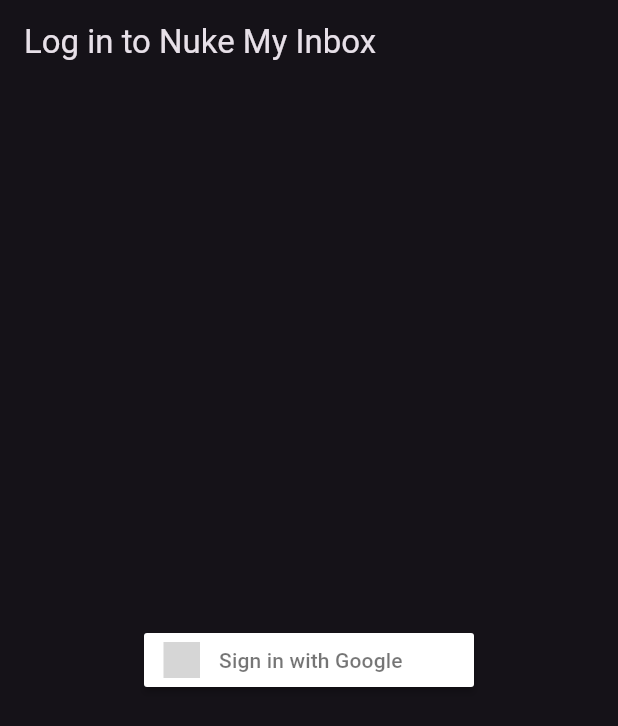
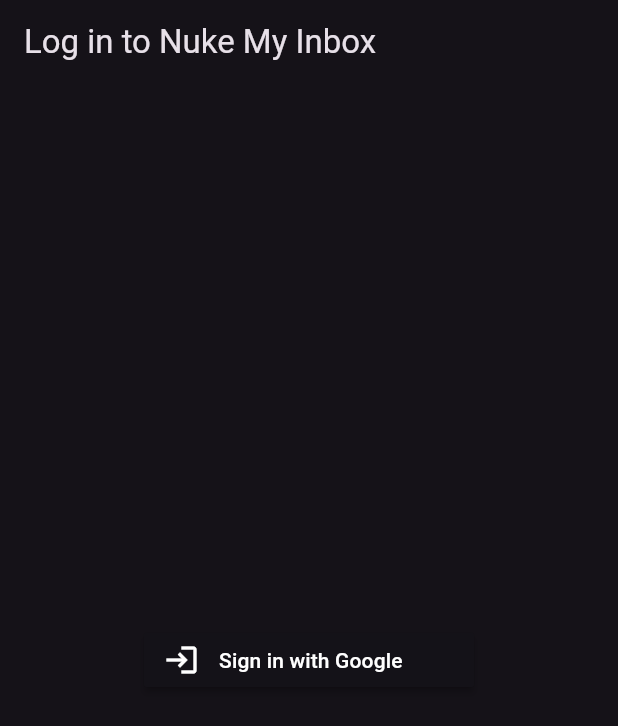
Before and after one commit to tannerellason/nuke-my-inbox, a Flutter app: the screen it shows after launch, on a phone screen of 412 x 824 dp. Shown: the top 726 px of the screen. Run offline on Flutter 3.47's test engine with Material 3 defaults, Android fonts, the phone set to English and light mode, and no system bars; our stand-ins replace firebase_auth, firebase_core, flutter_signin_button, go_router, google_sign_in, googleapis_auth; missing offline and left inert: extension_google_sign_in_as_googleapis_auth, googleapis; accounts and stored records are empty; grey boxes are pictures that could not be loaded.

Commit message:
Backup 11:34 5/14/2024

```diff
--- a/lib/app_state.dart
+++ b/lib/app_state.dart
@@ -126,12 +126,13 @@ class ApplicationState extends ChangeNotifier {
   }
 
   Future<void> collectEmails(GmailApi gmailApi) async {
+
     Profile profile = await gmailApi.users.getProfile("me");
     int profileMessages = profile.messagesTotal!;
 
     int userSetMessages = 3000;
 
-    bool collectAll = false; // Allow user to control this eventually
+    bool collectAll = true; // Allow user to control this eventually
 
     int messageCount = 0;
     if (collectAll) messageCount = profileMessages; // ignore: dead_code
--- a/lib/login_screen.dart
+++ b/lib/login_screen.dart
@@ -16,12 +16,13 @@ class LoginScreen extends StatelessWidget {
         title: const Text('Log in to Nuke My Inbox'),
       ),
       body: Center(
-        child: SignInButton(
-          Buttons.Google,
-          text: "Sign in with Google",
+        child: SignInButtonBuilder(
+          text: 'Sign in with Google',
+          icon: Icons.login,
           onPressed: () {
             Provider.of<ApplicationState>(context, listen: false).signInWithGoogle(context);
           },
+          backgroundColor: ThemeData.dark(useMaterial3: true).scaffoldBackgroundColor,
         )
       ),
     );
```
Also changed, not shown: todo.txt (+4 -3 lines).
